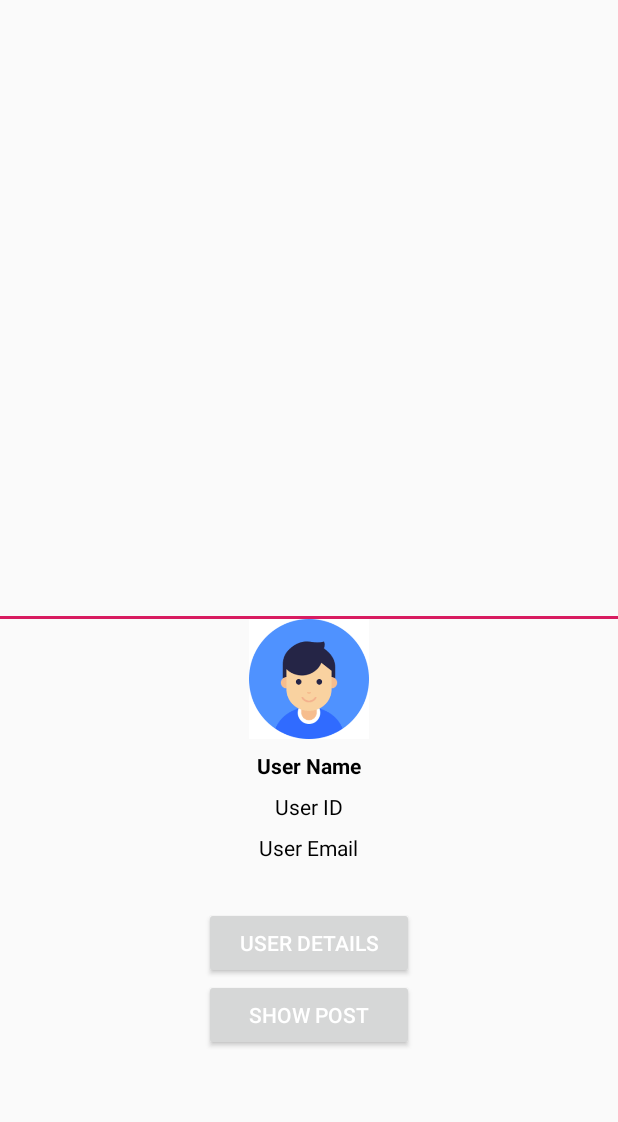
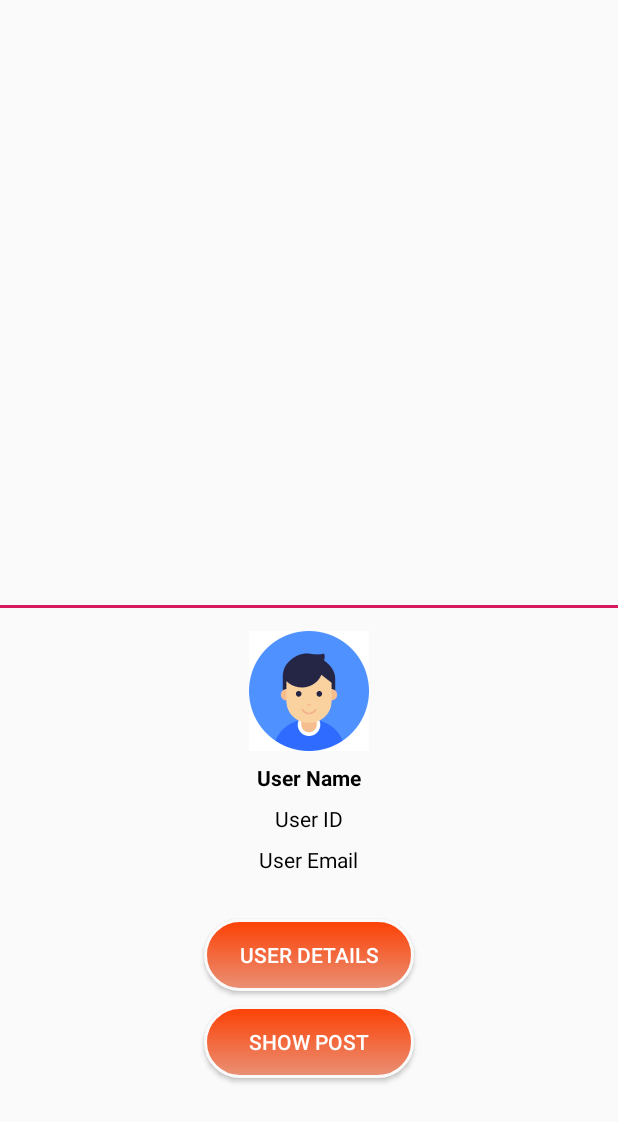
Before and after one commit to sahil748/Android-Apps, an Android app: the screen it shows after launch (UsersDetailsActivity), on a phone screen of 412 x 824 dp. Shown: the top 1122 px of the screen. Run offline under Robolectric (Android 15) with nearby library versions, the phone set to English and light mode, and no system bars; 2 statements that could not run were skipped.

Commit message:
final commit

```diff
--- a/app/src/main/java/com/example/retroassignment/activity/UsersDetailsActivity.java
+++ b/app/src/main/java/com/example/retroassignment/activity/UsersDetailsActivity.java
@@ -8,16 +8,14 @@ import android.support.v7.app.AppCompatActivity;
 import android.os.Bundle;
 import android.support.v7.widget.LinearLayoutManager;
 import android.support.v7.widget.RecyclerView;
-import android.util.Log;
 import android.view.View;
 import android.widget.Button;
-import android.widget.ProgressBar;
 import android.widget.TextView;
 import android.widget.Toast;
 
 import com.example.retroassignment.R;
 import com.example.retroassignment.adapter.UsersDetailsAdapter;
-import com.example.retroassignment.constant.Constant;
+import com.example.retroassignment.helper.Constant;
 import com.example.retroassignment.model.User;
 import com.example.retroassignment.network.GetDataService;
 import com.example.retroassignment.network.RetrofitUserInstance;
@@ -35,12 +33,12 @@ public class UsersDetailsActivity extends AppCompatActivity {
     private TextView tvId;
     private TextView tvEmail;
     private Button btnFetchPost,btnMoreDetails;
-    private RecyclerView recyclerView;
-    private UsersDetailsAdapter userDetailsAdapter;
+    private RecyclerView mRecyclerView;
+    private UsersDetailsAdapter mUserDetailsAdapter;
     private RecyclerView.LayoutManager mLayoutManager;
-    private GetDataService getDataService;
-    private ProgressDialog progress;
-    private int adapterPosition;
+    private GetDataService mGetDataService;
+    private ProgressDialog mProgress;
+    private int mAdapterPosition;
     @Override
     protected void onCreate(Bundle savedInstanceState) {
         super.onCreate(savedInstanceState);
@@ -50,28 +48,30 @@ public class UsersDetailsActivity extends AppCompatActivity {
     }
 
     private void init() {
-        tvName = findViewById(R.id.tv_frag_user_name);
-        tvId = findViewById(R.id.tv_frag_user_id);
-        tvEmail = findViewById(R.id.tv_frag_user_email);
+        tvName = findViewById(R.id.rv_user_tv_name);
+        tvId = findViewById(R.id.rv_user_tv_id);
+        tvEmail = findViewById(R.id.rv_user_tv_email);
 
         btnFetchPost = findViewById(R.id.btn_fetch_post);
         btnMoreDetails=findViewById(R.id.btn_more_details);
 
-        recyclerView = findViewById(R.id.rv_user_list);
-        progress = ProgressDialog.show(this, getString(R.string.progress_title), getString(R.string.progress_body), true);
-
-
-        userDetailsAdapter = new UsersDetailsAdapter(mUserArrayList);
+        mRecyclerView = findViewById(R.id.rv_user_list);
+        mProgress = ProgressDialog.show(this, getString(R.string.progress_title), getString(R.string.progress_body), true);
+        mUserDetailsAdapter = new UsersDetailsAdapter(mUserArrayList);
         mLayoutManager = new LinearLayoutManager(UsersDetailsActivity.this);
-        recyclerView.setLayoutManager(mLayoutManager);
-        recyclerView.setAdapter(userDetailsAdapter);
+        mRecyclerView.setLayoutManager(mLayoutManager);
+        mRecyclerView.setAdapter(mUserDetailsAdapter);
         recyclerTouchHandle();
         fetchUserPost();
         showMoreDetails();
-        getDataService = RetrofitUserInstance.getUser().create(GetDataService.class);
+        mGetDataService = RetrofitUserInstance.getUser().create(GetDataService.class);
     }
 
-    //Fetch User Posts
+    /**
+     * shows User Posts
+     * shows message when no user is selected
+     * and details of user sent through intent
+     */
     private void fetchUserPost() {
         btnFetchPost.setOnClickListener(new View.OnClickListener() {
             @Override
@@ -87,6 +87,11 @@ public class UsersDetailsActivity extends AppCompatActivity {
             }
         });
     }
+
+    /**
+     * shows all details of user through alert dialog
+     * shows message when no user is selected to show details
+     */
     private void showMoreDetails(){
         btnMoreDetails.setOnClickListener(new View.OnClickListener() {
             @Override
@@ -97,20 +102,20 @@ public class UsersDetailsActivity extends AppCompatActivity {
                 else {
                     AlertDialog.Builder builder = new AlertDialog.Builder(UsersDetailsActivity.this,R.style.MoreDetailsDialog);
                     builder.setTitle(R.string.more_details_dialog_Title);
-                    builder.setMessage( getString(R.string.more_details_id) + mUserArrayList.get(adapterPosition).getUserId() + "\n" +
-                            getString(R.string.more_details_name) + mUserArrayList.get(adapterPosition).getName() + "\n" +
-                            getString(R.string.more_details_userName) + mUserArrayList.get(adapterPosition).getUserName() + "\n" +
-                            getString(R.string.more_details_phone) + mUserArrayList.get(adapterPosition).getPhone() + "\n" +
-                            getString(R.string.more_details_website) + mUserArrayList.get(adapterPosition).getWebsite() + "\n\n" +
+                    builder.setMessage( getString(R.string.more_details_id) + mUserArrayList.get(mAdapterPosition).getUserId() + "\n" +
+                            getString(R.string.more_details_name) + mUserArrayList.get(mAdapterPosition).getName() + "\n" +
+                            getString(R.string.more_details_userName) + mUserArrayList.get(mAdapterPosition).getUserName() + "\n" +
+                            getString(R.string.more_details_phone) + mUserArrayList.get(mAdapterPosition).getPhone() + "\n" +
+                            getString(R.string.more_details_website) + mUserArrayList.get(mAdapterPosition).getWebsite() + "\n\n" +
                             getString(R.string.more_details_address)+"\n"+
-                            getString(R.string.more_details_street) + mUserArrayList.get(adapterPosition).getUserAddress().getStreet() + "\n" +
-                            getString(R.string.more_details_city) + mUserArrayList.get(adapterPosition).getUserAddress().getCity() + "\n" +
-                            getString(R.string.more_details_suite) + mUserArrayList.get(adapterPosition).getUserAddress().getSuite() + "\n" +
-                            getString(R.string.more_details_Zipcode) + mUserArrayList.get(adapterPosition).getUserAddress().getZipcode() + "\n\n" +
+                            getString(R.string.more_details_street) + mUserArrayList.get(mAdapterPosition).getUserAddress().getStreet() + "\n" +
+                            getString(R.string.more_details_city) + mUserArrayList.get(mAdapterPosition).getUserAddress().getCity() + "\n" +
+                            getString(R.string.more_details_suite) + mUserArrayList.get(mAdapterPosition).getUserAddress().getSuite() + "\n" +
+                            getString(R.string.more_details_Zipcode) + mUserArrayList.get(mAdapterPosition).getUserAddress().getZipcode() + "\n\n" +
                             getString(R.string.more_details_company)+"\n"+
-                            getString(R.string.more_details_companyName)+ mUserArrayList.get(adapterPosition).getCompany().getCompanyName()+"\n"+
-                            getString(R.string.more_details_catchPhrase)+ mUserArrayList.get(adapterPosition).getCompany().getCatchPhrase()+"\n"+
-                            getString(R.string.more_details_bs)+ mUserArrayList.get(adapterPosition).getCompany().getBs()+"\n");
+                            getString(R.string.more_details_companyName)+ mUserArrayList.get(mAdapterPosition).getCompany().getCompanyName()+"\n"+
+                            getString(R.string.more_details_catchPhrase)+ mUserArrayList.get(mAdapterPosition).getCompany().getCatchPhrase()+"\n"+
+                            getString(R.string.more_details_bs)+ mUserArrayList.get(mAdapterPosition).getCompany().getBs()+"\n");
 
                     AlertDialog dialog = builder.create();
                     dialog.getWindow().setBackgroundDrawableResource(android.R.color.background_dark);
@@ -123,10 +128,14 @@ public class UsersDetailsActivity extends AppCompatActivity {
         });
     }
 
-    //Get All Users List
+    /**
+     * Get All Users List from server
+     * add data from server to arraylist
+     * shows error message on no internet connectivity
+     */
     private void getUsersData() {
 
-        Call<List<User>> call = getDataService.getUsers();
+        Call<List<User>> call = mGetDataService.getUsers();
         call.enqueue(new Callback<List<User>>() {
             @Override
             public void onResponse(Call<List<User>> call, Response<List<User>> response) {
@@ -134,26 +143,31 @@ public class UsersDetailsActivity extends AppCompatActivity {
                 for (int i = 0; i < user.size(); i++) {
                     mUserArrayList.add(new User(user.get(i).getUserId(), user.get(i).getName(),user.get(i).getUserName(), user.get(i).getUserEmail(), user.get(i).getUserAddress(),user.get(i).getPhone(),user.get(i).getWebsite(),user.get(i).getCompany()));
                 }
-                userDetailsAdapter.notifyDataSetChanged();
-                progress.dismiss();
+                mUserDetailsAdapter.notifyDataSetChanged();
+                mProgress.dismiss();
                 Toast.makeText(UsersDetailsActivity.this, getString(R.string.data_fetch_successful), Toast.LENGTH_LONG).show();
             }
 
             @Override
             public void onFailure(Call<List<User>> call, Throwable t) {
-                progress.dismiss();
+                mProgress.dismiss();
                 showErrorDialog();
                 Toast.makeText(UsersDetailsActivity.this, getString(R.string.error_fetching_data), Toast.LENGTH_LONG).show();
             }
         });
     }
-    //Recycler Touch Handling
+
+
+    /**
+     * Recycler Touch Handling
+     * set  user data to text views
+     */
     private void recyclerTouchHandle() {
-        userDetailsAdapter.setOnClickListener(new UsersDetailsAdapter.UserClickListener() {
+        mUserDetailsAdapter.setOnClickListener(new UsersDetailsAdapter.UserClickListener() {
             @Override
             public void onCLick(int position) {
-                adapterPosition=position;
-                User user = mUserArrayList.get(adapterPosition);
+                mAdapterPosition=position;
+                User user = mUserArrayList.get(mAdapterPosition);
                 setData(user.getName(), String.valueOf(user.getUserId()), user.getUserEmail());
             }
         });
@@ -176,8 +190,8 @@ public class UsersDetailsActivity extends AppCompatActivity {
         AlertDialog.Builder builder =
                 new AlertDialog.Builder(UsersDetailsActivity.this);
         builder.setTitle(getResources().getString(R.string.app_name));
-        builder.setMessage("Internet not available?");
-        builder.setPositiveButton("Try Again", new DialogInterface.OnClickListener() {
+        builder.setMessage(getString(R.string.internet_not_available));
+        builder.setPositiveButton(getString(R.string.positive_try_again), new DialogInterface.OnClickListener() {
             @Override
             public void onClick(DialogInterface dialogInterface, int i) {
                 getUsersData();
--- a/app/src/main/java/com/example/retroassignment/adapter/UsersDetailsAdapter.java
+++ b/app/src/main/java/com/example/retroassignment/adapter/UsersDetailsAdapter.java
@@ -14,12 +14,11 @@ import com.example.retroassignment.model.User;
 import java.util.ArrayList;
 
 public class UsersDetailsAdapter extends RecyclerView.Adapter {
-    private ArrayList<User> userArrayList;
-    private UserClickListener userClickListener;
-
-    public UsersDetailsAdapter(ArrayList<User> userArrayList)
+    private ArrayList<User> mUserArrayList;
+    private UserClickListener mUserClickListener;
+    public UsersDetailsAdapter(ArrayList<User> mUserArrayList)
     {
-        this.userArrayList = userArrayList;
+        this.mUserArrayList = mUserArrayList;
     }
     @NonNull
 
@@ -30,7 +29,7 @@ public class UsersDetailsAdapter extends RecyclerView.Adapter {
     }
 
     public void onBindViewHolder(@NonNull RecyclerView.ViewHolder viewHolder, int i) {
-        User user = userArrayList.get(i);
+        User user = mUserArrayList.get(i);
         UserViewHolder holder = (UserViewHolder) viewHolder;
         holder.tvUserId.setText(String.valueOf(user.getUserId()));
         holder.tvUserName.setText(user.getName());
@@ -38,7 +37,7 @@ public class UsersDetailsAdapter extends RecyclerView.Adapter {
 
     }
     public int getItemCount() {
-        return userArrayList.size();
+        return mUserArrayList.size();
     }
 
     //View Holder Class for holding view
@@ -56,10 +55,10 @@ public class UsersDetailsAdapter extends RecyclerView.Adapter {
             itemView.setOnClickListener(new View.OnClickListener() {
                 @Override
                 public void onClick(View v) {
-                    if (userClickListener != null) {
+                    if (mUserClickListener != null) {
                         int position = getAdapterPosition();
                         if (position != RecyclerView.NO_POSITION) {
-                            userClickListener.onCLick(position);
+                            mUserClickListener.onCLick(position);
                         }
                     }
                 }
@@ -67,12 +66,14 @@ public class UsersDetailsAdapter extends RecyclerView.Adapter {
         }
     }
 
-    //Interface for Click Listener
+    /**
+     * Interface for Click Listener
+     */
     public interface UserClickListener {
         void onCLick(int position);
     }
 
     public void setOnClickListener(UserClickListener listener) {
-        userClickListener = listener;
+        mUserClickListener = listener;
     }
 }
--- a/app/src/main/java/com/example/retroassignment/constant/Constant.java
+++ b/app/src/main/java/com/example/retroassignment/helper/Constant.java
@@ -1,4 +1,4 @@
-package com.example.retroassignment.constant;
+package com.example.retroassignment.helper;
 
 public interface Constant {
      final String USER_ID="USER_ID";
--- /dev/null
+++ b/app/src/main/res/drawable/rounded_border_button.xml
@@ -0,0 +1,11 @@
+<?xml version="1.0" encoding="utf-8"?>
+<shape android:shape="rectangle"
+    xmlns:android="http://schemas.android.com/apk/res/android"
+    xmlns:color="http://schemas.android.com/tools">
+    <corners android:radius="25dp"/>
+    <gradient android:angle="270"
+        android:startColor="@color/btnGradientStartColor"
+        android:endColor="@color/btnGradientEndColor" />
+    <stroke android:width="2dp"/>
+        <stroke android:color="@color/grayLight"/>
+</shape>
--- a/app/src/main/res/layout/activity_users_details.xml
+++ b/app/src/main/res/layout/activity_users_details.xml
@@ -1,6 +1,5 @@
 <?xml version="1.0" encoding="utf-8"?>
 <LinearLayout xmlns:android="http://schemas.android.com/apk/res/android"
-    xmlns:app="http://schemas.android.com/apk/res-auto"
     xmlns:tools="http://schemas.android.com/tools"
     android:layout_width="match_parent"
     android:layout_height="match_parent"
@@ -12,9 +11,8 @@
             android:clickable="true"
             android:layout_weight="1"
             android:layout_width="match_parent"
-
-            android:layout_height="0dp">
-
+            android:layout_height="@dimen/height_zero"
+            android:focusable="true">
         </android.support.v7.widget.RecyclerView>
 
     <View
@@ -26,7 +24,8 @@
         android:layout_width="match_parent"
         android:orientation="vertical"
         android:layout_weight="1"
-        android:layout_height="0dp">
+        android:layout_marginTop="15dp"
+        android:layout_height="@dimen/height_zero">
         <ImageView
             android:id="@+id/iv_frag_user_image"
             android:layout_width="@dimen/detail_image_width"
@@ -41,42 +40,37 @@
             android:layout_marginTop="@dimen/detail_text_margin_top"
             android:textStyle="bold"
             android:layout_gravity="center"
-            android:textColor="@color/primary_text_black"
-            android:id="@+id/tv_frag_user_name"/>
+            android:textColor="@color/primaryText"
+            android:id="@+id/rv_user_tv_name"/>
 
         <TextView
             android:layout_width="wrap_content"
             android:layout_height="wrap_content"
-            android:id="@+id/tv_frag_user_id"
+            android:id="@+id/rv_user_tv_id"
             android:layout_marginTop="@dimen/detail_text_margin_top"
             android:layout_gravity="center"
-            android:textColor="@color/secondary_text_black"
+            android:textColor="@color/primaryText"
             android:text="@string/user_id_text"/>
 
         <TextView
             android:layout_width="wrap_content"
             android:layout_height="wrap_content"
-            android:id="@+id/tv_frag_user_email"
+            android:id="@+id/rv_user_tv_email"
             android:layout_marginTop="@dimen/detail_text_margin_top"
             android:layout_gravity="center"
-            android:textColor="@color/secondary_text_black"
+            android:textColor="@color/primaryText"
             android:text="@string/user_email_text"/>
 
         <Button
             android:id="@+id/btn_more_details"
-            android:layout_width="@dimen/button_width"
-            android:layout_height="wrap_content"
+            style="@style/RoundedButton"
             android:layout_marginTop="@dimen/button_margin_top"
-            android:text="@string/btn_more_details"
-            android:layout_gravity="center"
-            android:textColor="@color/primary_text" />
+            android:layout_marginBottom="@dimen/btn_margin_bottom"
+            android:text="@string/btn_more_details" />
 
         <Button
             android:id="@+id/btn_fetch_post"
-            android:layout_width="@dimen/button_width"
-            android:layout_height="wrap_content"
-            android:text="@string/fetch_post_text_button"
-            android:layout_gravity="center"
-            android:textColor="@color/primary_text" />
+            style="@style/RoundedButton"
+            android:text="@string/fetch_post_text_button" />
     </LinearLayout>
 </LinearLayout>
--- a/app/src/main/res/values/colors.xml
+++ b/app/src/main/res/values/colors.xml
@@ -3,18 +3,18 @@
     <color name="colorPrimary">#008577</color>
     <color name="colorPrimaryDark">#00574B</color>
     <color name="colorAccent">#D81B60</color>
-    <color name="primary_text">#FFFFFF</color>
-    <color name="secondary_text">#BBDEFB</color>
-    <color name="primary_text_black">#000</color>
-    <color name="secondary_text_black">#000</color>
-    <color name="icons">#FFFFFF</color>
-    <color name="divider">#BDBDBD</color>
-    <color name="graylight">#fafafa</color>
-    <color name="startblue">#09c6df</color>
+    <color name="secondaryText">#FFFFFF</color>
+    <color name="postCvSecondaryText">#F56537</color>
+    <color name="primaryText">#000</color>
+    <color name="rvPostBg">#F56537</color>
+    <color name="grayLight">#fafafa</color>
+    <color name="textStartBlue">#09c6df</color>
+    <color name="postActivityBg">#F56537</color>
+    <color name="postActivityCvBg">#EDF3ED</color>
+    <color name="viewGradientStartColor">#FC4004</color>
+    <color name="viewGradientEndColor">#E99176</color>
+    <color name="btnGradientStartColor">#FC4004</color>
+    <color name="btnGradientEndColor">#E99176</color>
+    <color name="moreDetailsDbPrimaryText">#CFD8D7</color>
 
-    <color name="placeholder_bg">#dddddd</color>
-    <color name="item_name">#0c0c0c</color>
-    <color name="description">#1a1a1a</color>
-    <color name="chef">#777</color>
-    <color name="timestamp">#777</color>
 </resources>
--- a/app/src/main/res/values/dimen.xml
+++ b/app/src/main/res/values/dimen.xml
@@ -1,6 +1,9 @@
 <?xml version="1.0" encoding="utf-8"?>
 <resources>
     <dimen name="view_width">2dp</dimen>
+    <dimen name="width_zero">0dp</dimen>
+    <dimen name="height_zero">0dp</dimen>
+    <dimen name="btn_margin_bottom">10dp</dimen>
     <dimen name="detail_fragment_margin">8dp</dimen>
     <dimen name="view_height">2dp</dimen>
     <dimen name="detail_card_height">200dp</dimen>
--- a/app/src/main/res/values/styles.xml
+++ b/app/src/main/res/values/styles.xml
@@ -8,8 +8,15 @@
         <item name="colorAccent">@color/colorAccent</item>
     </style>
     <style name="MoreDetailsDialog" parent="Base.Theme.AppCompat.Light.Dialog">
-        <item name="android:textColor">#FFF</item>
-        <item name="android:textColorPrimary">#CFD8D7</item>
+        <item name="android:textColor">@color/secondaryText</item>
+        <item name="android:textColorPrimary">@color/moreDetailsDbPrimaryText</item>
+    </style>
+    <style name="RoundedButton">
+        <item name="android:layout_gravity">center</item>
+        <item name="android:layout_width">@dimen/button_width</item>
+        <item name="android:layout_height">wrap_content</item>
+        <item name="android:background">@drawable/rounded_border_button</item>
+        <item name="android:textColor">@color/secondaryText</item>
     </style>
 
 </resources>
```
Also changed, not shown: app/src/main/java/com/example/retroassignment/activity/UsersPostActivity.java (+37 -23 lines), app/src/main/java/com/example/retroassignment/adapter/UsersPostAdapter.java (+5 -5 lines), app/src/main/res/drawable/selector_user_list.xml (added, +10 -0 lines), app/src/main/res/layout/activity_users_post.xml (+6 -5 lines), app/src/main/res/layout/recycler_user_list.xml (+8 -7 lines), app/src/main/res/layout/recycler_user_post.xml (+17 -8 lines).
